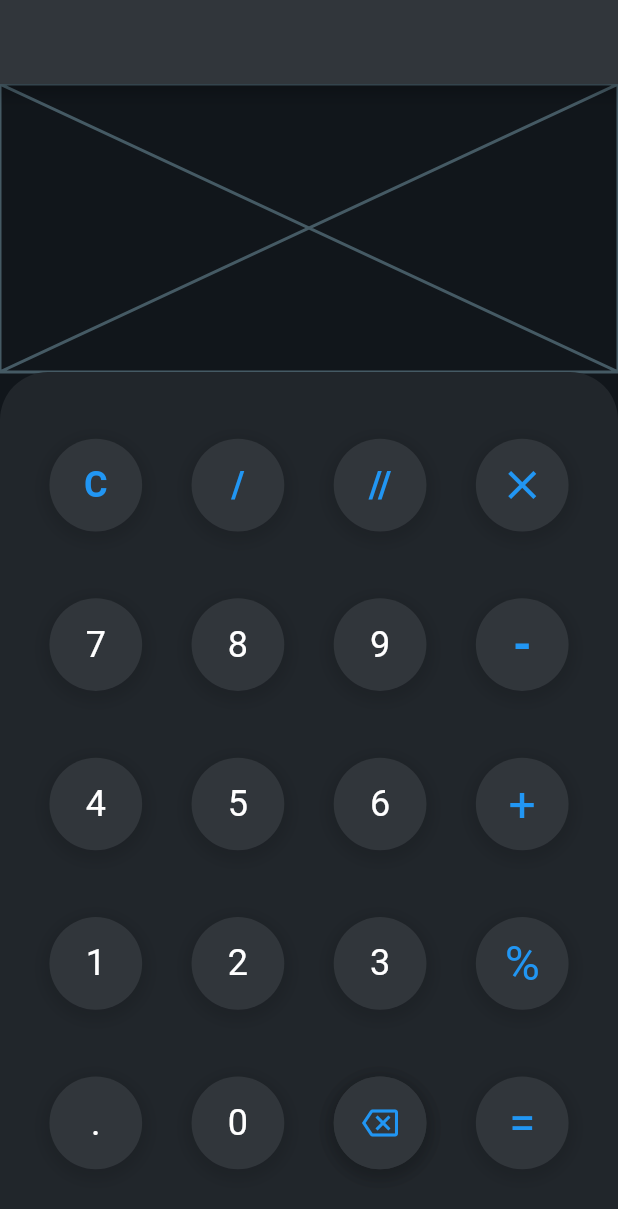
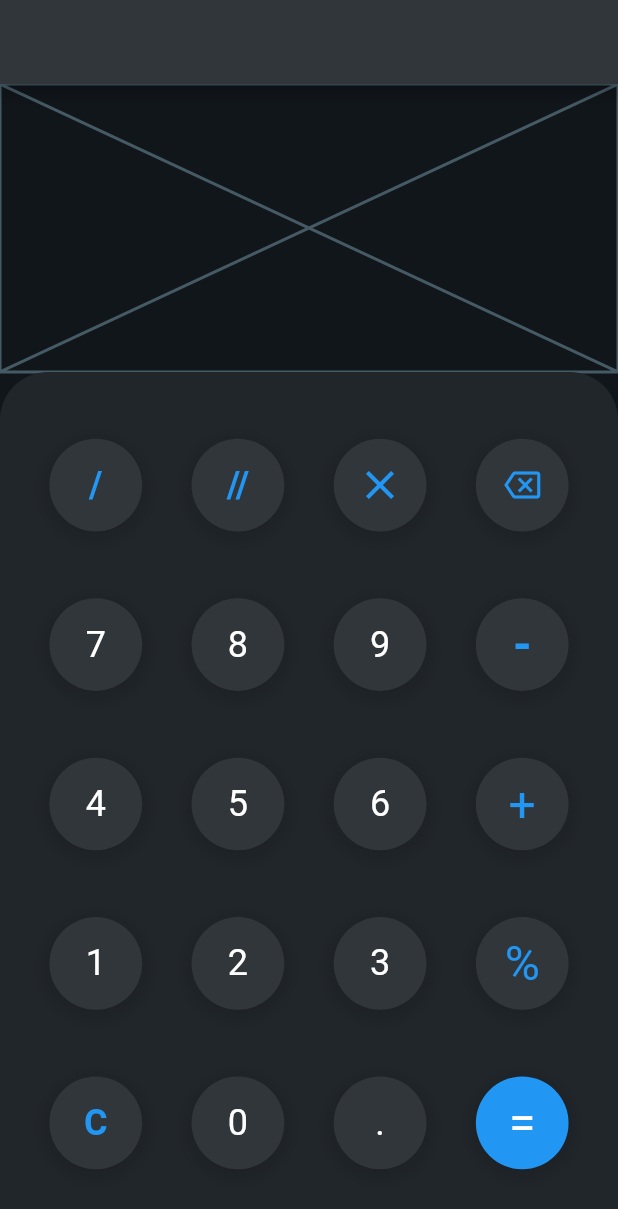
Before and after one commit to arnaud111/developer_calculator, a Flutter app: the screen it shows after launch, on a phone screen of 412 x 824 dp. Shown: the top 1209 px of the screen. Run offline on Flutter 3.47's test engine with Material 2 defaults, Android fonts, the phone set to English and light mode, and no system bars; our stand-ins replace bloc.

```diff
--- /dev/null
+++ b/lib/bloc/operation_state.dart
@@ -0,0 +1,5 @@
+part of 'operation_bloc.dart';
+
+class OperationState {
+  String operation = "";
+}
--- a/lib/widget/button.dart
+++ b/lib/widget/button.dart
@@ -4,9 +4,11 @@ class Button extends StatelessWidget {
   const Button({
     super.key,
     required this.child,
+    this.color,
   });
 
   final Widget child;
+  final Color? color;
 
   @override
   Widget build(BuildContext context) {
@@ -15,7 +17,7 @@ class Button extends StatelessWidget {
       height: MediaQuery.of(context).size.width * 0.15,
       child: Container(
         decoration: BoxDecoration(
-          color: const Color(0xFF31363B),
+          color: color ?? const Color(0xFF31363B),
           borderRadius: const BorderRadius.all(
             Radius.circular(64),
           ),
--- a/lib/widget/keyboard.dart
+++ b/lib/widget/keyboard.dart
@@ -23,19 +23,6 @@ class Keyboard extends StatelessWidget {
             mainAxisAlignment: MainAxisAlignment.center,
             crossAxisAlignment: CrossAxisAlignment.center,
             children: [
-              Expanded(
-                child: Container(),
-              ),
-              const Button(
-                child: Text(
-                  "C",
-                  style: TextStyle(
-                    color: Colors.blue,
-                    fontSize: 24,
-                    fontWeight: FontWeight.bold,
-                  ),
-                ),
-              ),
               Expanded(
                 child: Container(),
               ),
@@ -70,6 +57,15 @@ class Keyboard extends StatelessWidget {
                   Icons.close,
                   color: Colors.blue,
                   size: 32,
+                ),
+              ),
+              Expanded(
+                child: Container(),
+              ),
+              const Button(
+                child: Icon(
+                  Icons.backspace_outlined,
+                  color: Colors.blue,
                 ),
               ),
               Expanded(
@@ -261,9 +257,11 @@ class Keyboard extends StatelessWidget {
               ),
               const Button(
                 child: Text(
-                  ".",
+                  "C",
                   style: TextStyle(
+                    color: Colors.blue,
                     fontSize: 24,
+                    fontWeight: FontWeight.bold,
                   ),
                 ),
               ),
@@ -282,10 +280,10 @@ class Keyboard extends StatelessWidget {
                 child: Container(),
               ),
               const Button(
-                child: Button(
-                  child: Icon(
-                    Icons.backspace_outlined,
-                    color: Colors.blue,
+                child: Text(
+                  ".",
+                  style: TextStyle(
+                    fontSize: 24,
                   ),
                 ),
               ),
@@ -293,10 +291,10 @@ class Keyboard extends StatelessWidget {
                 child: Container(),
               ),
               const Button(
+                color: Colors.blue,
                 child: Text(
                   "=",
                   style: TextStyle(
-                    color: Colors.blue,
                     fontSize: 32,
                   ),
                 ),
--- a/pubspec.yaml
+++ b/pubspec.yaml
@@ -35,6 +35,8 @@ dependencies:
   # The following adds the Cupertino Icons font to your application.
   # Use with the CupertinoIcons class for iOS style icons.
   cupertino_icons: ^1.0.2
+  flutter_bloc: ^8.1.3
+  shared_preferences: ^2.2.2
 
 dev_dependencies:
   flutter_test:
```
Also changed, not shown: lib/bloc/operation_bloc.dart (added, +28 -0 lines), lib/bloc/operation_event.dart (added, +16 -0 lines), pubspec.lock.
